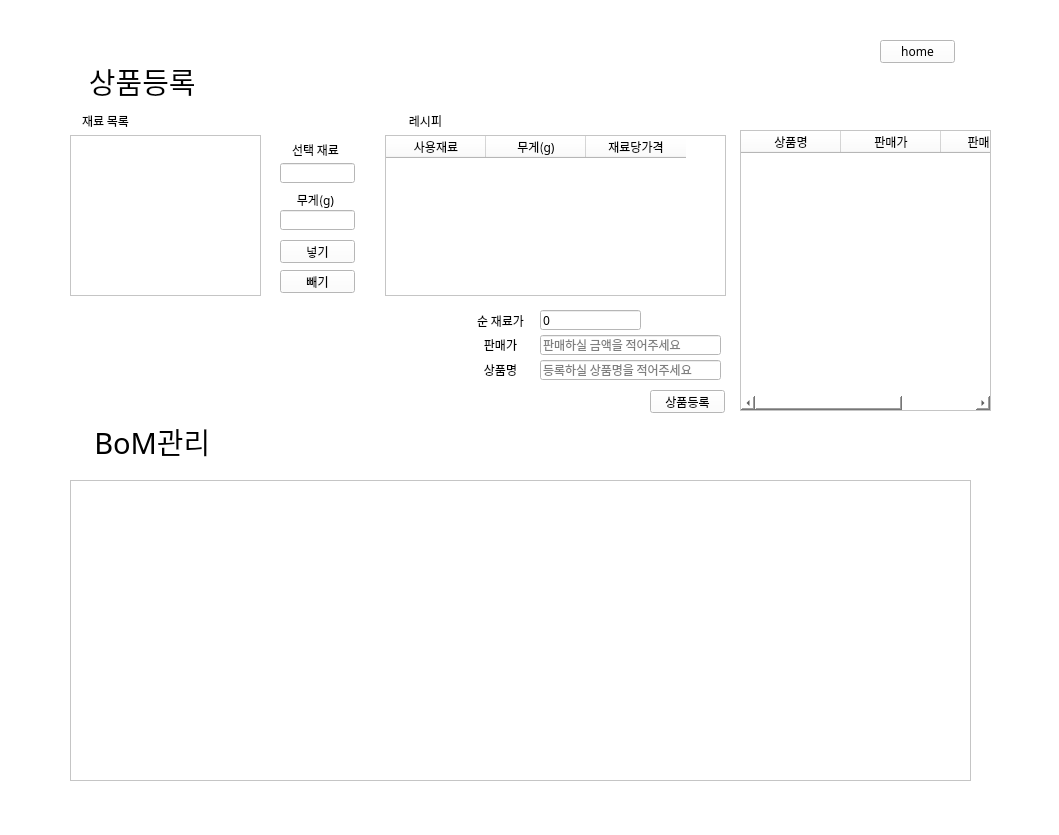
Old version of the form smartstore.ui in the repository soyyoonn/SMARTSTORE.
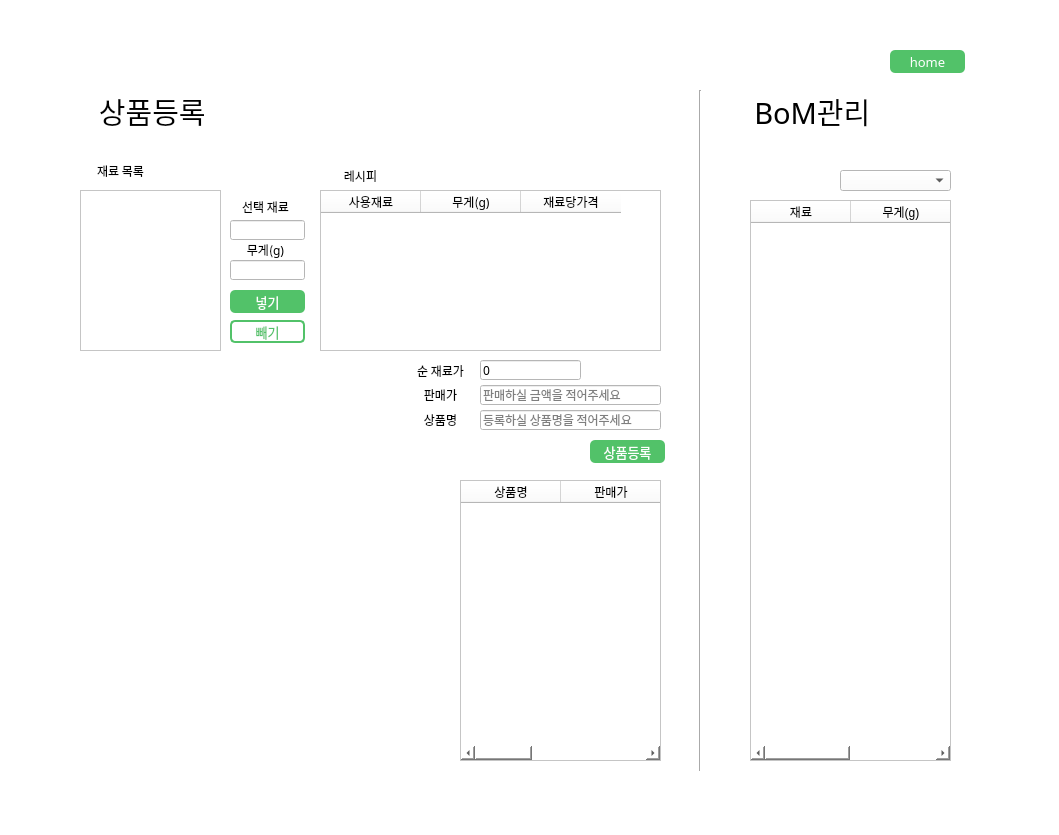
New version of the form. The open tabs and pages were chosen to show the change.

Commit message: 230118 21:10 연수 ui 수정

```diff
--- a/smartstore.ui
+++ b/smartstore.ui
@@ -26,7 +26,7 @@
     </rect>
    </property>
    <property name="currentIndex">
-    <number>3</number>
+    <number>4</number>
    </property>
    <widget class="QWidget" name="page_2">
     <widget class="QPushButton" name="btn_login">
@@ -761,13 +761,13 @@
     </widget>
    </widget>
    <widget class="QWidget" name="page_5">
-    <widget class="QPushButton" name="btn_home4">
+    <widget class="QLabel" name="label_15">
      <property name="geometry">
       <rect>
-       <x>880</x>
-       <y>40</y>
-       <width>75</width>
-       <height>23</height>
+       <x>410</x>
+       <y>360</y>
+       <width>61</width>
+       <height>21</height>
       </rect>
      </property>
      <property name="font">
@@ -776,101 +776,17 @@
       </font>
      </property>
      <property name="text">
-      <string>home</string>
-     </property>
-    </widget>
-    <widget class="QLabel" name="label_17">
-     <property name="geometry">
-      <rect>
-       <x>70</x>
-       <y>60</y>
-       <width>151</width>
-       <height>41</height>
-      </rect>
-     </property>
-     <property name="font">
-      <font>
-       <family>GyeonggiBatang</family>
-       <pointsize>22</pointsize>
-       <weight>50</weight>
-       <italic>false</italic>
-       <bold>false</bold>
-      </font>
-     </property>
-     <property name="styleSheet">
-      <string notr="true">font: 22pt &quot;GyeonggiBatang&quot;;
-</string>
-     </property>
-     <property name="text">
-      <string>&lt;html&gt;&lt;head/&gt;&lt;body&gt;&lt;p align=&quot;center&quot;&gt;&lt;span style=&quot; font-size:22pt;&quot;&gt;상품등록
-&lt;/span&gt;&lt;/p&gt;&lt;/body&gt;&lt;/html&gt;</string>
-     </property>
-    </widget>
-    <widget class="QLabel" name="label_20">
-     <property name="geometry">
-      <rect>
-       <x>280</x>
-       <y>190</y>
-       <width>71</width>
-       <height>20</height>
-      </rect>
-     </property>
-     <property name="font">
-      <font>
-       <family>경기천년바탕 Regular</family>
-      </font>
-     </property>
-     <property name="text">
-      <string>무게(g)</string>
+      <string>순 재료가</string>
      </property>
      <property name="alignment">
       <set>Qt::AlignCenter</set>
      </property>
     </widget>
-    <widget class="QLineEdit" name="productname">
-     <property name="geometry">
-      <rect>
-       <x>540</x>
-       <y>360</y>
-       <width>181</width>
-       <height>20</height>
-      </rect>
-     </property>
-     <property name="font">
-      <font>
-       <family>경기천년바탕 Regular</family>
-      </font>
-     </property>
-     <property name="text">
-      <string/>
-     </property>
-     <property name="placeholderText">
-      <string>등록하실 상품명을 적어주세요</string>
-     </property>
-    </widget>
-    <widget class="QPushButton" name="btn_productInput">
-     <property name="geometry">
-      <rect>
-       <x>280</x>
-       <y>240</y>
-       <width>75</width>
-       <height>23</height>
-      </rect>
-     </property>
-     <property name="font">
-      <font>
-       <family>경기천년바탕 Regular</family>
-      </font>
-     </property>
-     <property name="text">
-      <string>넣기</string>
-     </property>
-    </widget>
     <widget class="QLabel" name="label_18">
      <property name="geometry">
       <rect>
-       <x>470</x>
-       <y>360</y>
+       <x>410</x>
+       <y>410</y>
        <width>61</width>
        <height>20</height>
       </rect>
@@ -887,11 +803,36 @@
       <set>Qt::AlignCenter</set>
      </property>
     </widget>
+    <widget class="QComboBox" name="cbb_productName">
+     <property name="geometry">
+      <rect>
+       <x>840</x>
+       <y>170</y>
+       <width>111</width>
+       <height>21</height>
+      </rect>
+     </property>
+    </widget>
+    <widget class="QLineEdit" name="led_materialWeight">
+     <property name="geometry">
+      <rect>
+       <x>230</x>
+       <y>260</y>
+       <width>75</width>
+       <height>20</height>
+      </rect>
+     </property>
+     <property name="font">
+      <font>
+       <family>경기천년바탕 Regular</family>
+      </font>
+     </property>
+    </widget>
     <widget class="QTableWidget" name="table_recipe">
      <property name="geometry">
       <rect>
-       <x>385</x>
-       <y>135</y>
+       <x>320</x>
+       <y>190</y>
        <width>341</width>
        <height>161</height>
       </rect>
@@ -932,12 +873,12 @@
       </property>
      </column>
     </widget>
-    <widget class="QLineEdit" name="product_sellingPrice">
+    <widget class="QLineEdit" name="product_price">
      <property name="geometry">
       <rect>
-       <x>540</x>
-       <y>335</y>
-       <width>181</width>
+       <x>480</x>
+       <y>360</y>
+       <width>101</width>
        <height>20</height>
       </rect>
      </property>
@@ -946,65 +887,112 @@
        <family>경기천년바탕 Regular</family>
       </font>
      </property>
-     <property name="placeholderText">
-      <string>판매하실 금액을 적어주세요</string>
+     <property name="mouseTracking">
+      <bool>false</bool>
      </property>
-    </widget>
-    <widget class="QTableView" name="tableView">
-     <property name="geometry">
-      <rect>
-       <x>70</x>
-       <y>480</y>
-       <width>901</width>
-       <height>301</height>
-      </rect>
+     <property name="text">
+      <string>0</string>
+     </property>
+     <property name="readOnly">
+      <bool>true</bool>
      </property>
     </widget>
     <widget class="QPushButton" name="btn_productOutput">
      <property name="geometry">
       <rect>
-       <x>280</x>
-       <y>270</y>
+       <x>230</x>
+       <y>320</y>
        <width>75</width>
        <height>23</height>
       </rect>
      </property>
      <property name="font">
       <font>
-       <family>경기천년바탕 Regular</family>
+       <family>GyeonggiBatang</family>
+       <pointsize>10</pointsize>
+       <weight>50</weight>
+       <italic>false</italic>
+       <bold>false</bold>
       </font>
      </property>
+     <property name="styleSheet">
+      <string notr="true">	font: 10pt &quot;GyeonggiBatang&quot;;
+	color: rgb(82, 194, 105);
+	background-color: white;
+	border: 2px solid rgb(82, 194, 105);
+	border-radius: 5px;</string>
+     </property>
      <property name="text">
       <string>빼기</string>
      </property>
     </widget>
-    <widget class="QLabel" name="label_16">
+    <widget class="QPushButton" name="btn_home4">
      <property name="geometry">
       <rect>
-       <x>470</x>
-       <y>335</y>
-       <width>61</width>
-       <height>20</height>
+       <x>890</x>
+       <y>50</y>
+       <width>75</width>
+       <height>23</height>
       </rect>
      </property>
      <property name="font">
       <font>
-       <family>경기천년바탕 Regular</family>
+       <family>GyeonggiBatang</family>
+       <pointsize>10</pointsize>
+       <weight>50</weight>
+       <italic>false</italic>
+       <bold>false</bold>
       </font>
      </property>
+     <property name="styleSheet">
+      <string notr="true">	font: 10pt &quot;GyeonggiBatang&quot;;
+	color: white;
+	background-color: rgb(82, 194, 105);
+	border-radius: 5px;</string>
+     </property>
      <property name="text">
-      <string>판매가</string>
+      <string>home</string>
      </property>
-     <property name="alignment">
-      <set>Qt::AlignCenter</set>
+    </widget>
+    <widget class="QTableWidget" name="table_BoM">
+     <property name="geometry">
+      <rect>
+       <x>750</x>
+       <y>200</y>
+       <width>201</width>
+       <height>561</height>
+      </rect>
+     </property>
+     <column>
+      <property name="text">
+       <string>재료</string>
+      </property>
+     </column>
+     <column>
+      <property name="text">
+       <string>무게(g)</string>
+      </property>
+     </column>
+    </widget>
+    <widget class="Line" name="line_4">
+     <property name="geometry">
+      <rect>
+       <x>690</x>
+       <y>90</y>
+       <width>20</width>
+       <height>681</height>
+      </rect>
+     </property>
+     <property name="orientation">
+      <enum>Qt::Vertical</enum>
      </property>
     </widget>
     <widget class="QTableWidget" name="table_productinfo">
      <property name="geometry">
       <rect>
-       <x>740</x>
-       <y>130</y>
-       <width>251</width>
+       <x>460</x>
+       <y>480</y>
+       <width>201</width>
        <height>281</height>
       </rect>
      </property>
@@ -1041,26 +1029,75 @@
     <widget class="QPushButton" name="btn_registration">
      <property name="geometry">
       <rect>
-       <x>650</x>
-       <y>390</y>
+       <x>590</x>
+       <y>440</y>
        <width>75</width>
        <height>23</height>
       </rect>
      </property>
      <property name="font">
       <font>
-       <family>경기천년바탕 Regular</family>
+       <family>GyeonggiBatang</family>
+       <pointsize>10</pointsize>
+       <weight>50</weight>
+       <italic>false</italic>
+       <bold>false</bold>
       </font>
      </property>
+     <property name="styleSheet">
+      <string notr="true">	font: 10pt &quot;GyeonggiBatang&quot;;
+	color: white;
+	background-color: rgb(82, 194, 105);
+	border-radius: 5px;</string>
+     </property>
      <property name="text">
       <string>상품등록</string>
      </property>
     </widget>
+    <widget class="QLabel" name="label">
+     <property name="geometry">
+      <rect>
+       <x>325</x>
+       <y>165</y>
+       <width>71</width>
+       <height>21</height>
+      </rect>
+     </property>
+     <property name="font">
+      <font>
+       <family>경기천년바탕 Regular</family>
+      </font>
+     </property>
+     <property name="text">
+      <string>레시피</string>
+     </property>
+     <property name="alignment">
+      <set>Qt::AlignCenter</set>
+     </property>
+    </widget>
+    <widget class="QLineEdit" name="product_sellingPrice">
+     <property name="geometry">
+      <rect>
+       <x>480</x>
+       <y>385</y>
+       <width>181</width>
+       <height>20</height>
+      </rect>
+     </property>
+     <property name="font">
+      <font>
+       <family>경기천년바탕 Regular</family>
+      </font>
+     </property>
+     <property name="placeholderText">
+      <string>판매하실 금액을 적어주세요</string>
+     </property>
+    </widget>
     <widget class="QLabel" name="label_22">
      <property name="geometry">
       <rect>
-       <x>80</x>
-       <y>420</y>
+       <x>740</x>
+       <y>90</y>
        <width>151</width>
        <height>41</height>
       </rect>
@@ -1083,27 +1120,109 @@
 &lt;/span&gt;&lt;/p&gt;&lt;/body&gt;&lt;/html&gt;</string>
      </property>
     </widget>
-    <widget class="QLineEdit" name="led_materialWeight">
+    <widget class="QLabel" name="label_16">
      <property name="geometry">
       <rect>
-       <x>280</x>
-       <y>210</y>
+       <x>410</x>
+       <y>385</y>
+       <width>61</width>
+       <height>20</height>
+      </rect>
+     </property>
+     <property name="font">
+      <font>
+       <family>경기천년바탕 Regular</family>
+      </font>
+     </property>
+     <property name="text">
+      <string>판매가</string>
+     </property>
+     <property name="alignment">
+      <set>Qt::AlignCenter</set>
+     </property>
+    </widget>
+    <widget class="QLabel" name="label_21">
+     <property name="geometry">
+      <rect>
+       <x>230</x>
+       <y>197</y>
+       <width>71</width>
+       <height>20</height>
+      </rect>
+     </property>
+     <property name="font">
+      <font>
+       <family>경기천년바탕 Regular</family>
+      </font>
+     </property>
+     <property name="text">
+      <string>선택 재료</string>
+     </property>
+     <property name="alignment">
+      <set>Qt::AlignCenter</set>
+     </property>
+    </widget>
+    <widget class="QPushButton" name="btn_productInput">
+     <property name="geometry">
+      <rect>
+       <x>230</x>
+       <y>290</y>
        <width>75</width>
-       <height>20</height>
+       <height>23</height>
       </rect>
      </property>
      <property name="font">
       <font>
-       <family>경기천년바탕 Regular</family>
+       <family>GyeonggiBatang</family>
+       <pointsize>10</pointsize>
+       <weight>50</weight>
+       <italic>false</italic>
+       <bold>false</bold>
       </font>
+     </property>
+     <property name="styleSheet">
+      <string notr="true">	font: 10pt &quot;GyeonggiBatang&quot;;
+	color: white;
+	background-color: rgb(82, 194, 105);
+	border-radius: 5px;</string>
+     </property>
+     <property name="text">
+      <string>넣기</string>
+     </property>
+    </widget>
+    <widget class="QLabel" name="label_17">
+     <property name="geometry">
+      <rect>
+       <x>80</x>
+       <y>90</y>
+       <width>151</width>
+       <height>41</height>
+      </rect>
+     </property>
+     <property name="font">
+      <font>
+       <family>GyeonggiBatang</family>
+       <pointsize>22</pointsize>
+       <weight>50</weight>
+       <italic>false</italic>
+       <bold>false</bold>
+      </font>
+     </property>
+     <property name="styleSheet">
+      <string notr="true">font: 22pt &quot;GyeonggiBatang&quot;;
+</string>
+     </property>
+     <property name="text">
+      <string>&lt;html&gt;&lt;head/&gt;&lt;body&gt;&lt;p align=&quot;center&quot;&gt;&lt;span style=&quot; font-size:22pt;&quot;&gt;상품등록
+&lt;/span&gt;&lt;/p&gt;&lt;/body&gt;&lt;/html&gt;</string>
      </property>
     </widget>
     <widget class="QListWidget" name="list_material">
      <property name="geometry">
       <rect>
-       <x>70</x>
-       <y>135</y>
-       <width>191</width>
+       <x>80</x>
+       <y>190</y>
+       <width>141</width>
        <height>161</height>
       </rect>
      </property>
@@ -1113,33 +1232,12 @@
       </font>
      </property>
     </widget>
-    <widget class="QLineEdit" name="led_materialChoose">
-     <property name="geometry">
-      <rect>
-       <x>280</x>
-       <y>163</y>
-       <width>75</width>
-       <height>20</height>
-      </rect>
-     </property>
-     <property name="font">
-      <font>
-       <family>경기천년바탕 Regular</family>
-      </font>
-     </property>
-     <property name="mouseTracking">
-      <bool>false</bool>
-     </property>
-     <property name="readOnly">
-      <bool>true</bool>
-     </property>
-    </widget>
     <widget class="QLabel" name="label_19">
      <property name="geometry">
       <rect>
-       <x>70</x>
-       <y>110</y>
-       <width>71</width>
+       <x>80</x>
+       <y>160</y>
+       <width>81</width>
        <height>21</height>
       </rect>
      </property>
@@ -1155,54 +1253,12 @@
       <set>Qt::AlignCenter</set>
      </property>
     </widget>
-    <widget class="QLabel" name="label_21">
+    <widget class="QLineEdit" name="led_materialChoose">
      <property name="geometry">
       <rect>
-       <x>280</x>
-       <y>140</y>
-       <width>71</width>
-       <height>20</height>
-      </rect>
-     </property>
-     <property name="font">
-      <font>
-       <family>경기천년바탕 Regular</family>
-      </font>
-     </property>
-     <property name="text">
-      <string>선택 재료</string>
-     </property>
-     <property name="alignment">
-      <set>Qt::AlignCenter</set>
-     </property>
-    </widget>
-    <widget class="QLabel" name="label">
-     <property name="geometry">
-      <rect>
-       <x>390</x>
-       <y>110</y>
-       <width>71</width>
-       <height>21</height>
-      </rect>
-     </property>
-     <property name="font">
-      <font>
-       <family>경기천년바탕 Regular</family>
-      </font>
-     </property>
-     <property name="text">
-      <string>레시피</string>
-     </property>
-     <property name="alignment">
-      <set>Qt::AlignCenter</set>
-     </property>
-    </widget>
-    <widget class="QLineEdit" name="product_price">
-     <property name="geometry">
-      <rect>
-       <x>540</x>
-       <y>310</y>
-       <width>101</width>
+       <x>230</x>
+       <y>220</y>
+       <width>75</width>
        <height>20</height>
       </rect>
      </property>
@@ -1214,20 +1270,17 @@
      <property name="mouseTracking">
       <bool>false</bool>
      </property>
-     <property name="text">
-      <string>0</string>
-     </property>
      <property name="readOnly">
       <bool>true</bool>
      </property>
     </widget>
-    <widget class="QLabel" name="label_15">
+    <widget class="QLineEdit" name="productname">
      <property name="geometry">
       <rect>
-       <x>470</x>
-       <y>310</y>
-       <width>61</width>
-       <height>21</height>
+       <x>480</x>
+       <y>410</y>
+       <width>181</width>
+       <height>20</height>
       </rect>
      </property>
      <property name="font">
@@ -1236,7 +1289,28 @@
       </font>
      </property>
      <property name="text">
-      <string>순 재료가</string>
+      <string/>
+     </property>
+     <property name="placeholderText">
+      <string>등록하실 상품명을 적어주세요</string>
+     </property>
+    </widget>
+    <widget class="QLabel" name="label_20">
+     <property name="geometry">
+      <rect>
+       <x>230</x>
+       <y>240</y>
+       <width>71</width>
+       <height>20</height>
+      </rect>
+     </property>
+     <property name="font">
+      <font>
+       <family>경기천년바탕 Regular</family>
+      </font>
+     </property>
+     <property name="text">
+      <string>무게(g)</string>
      </property>
      <property name="alignment">
       <set>Qt::AlignCenter</set>
```
